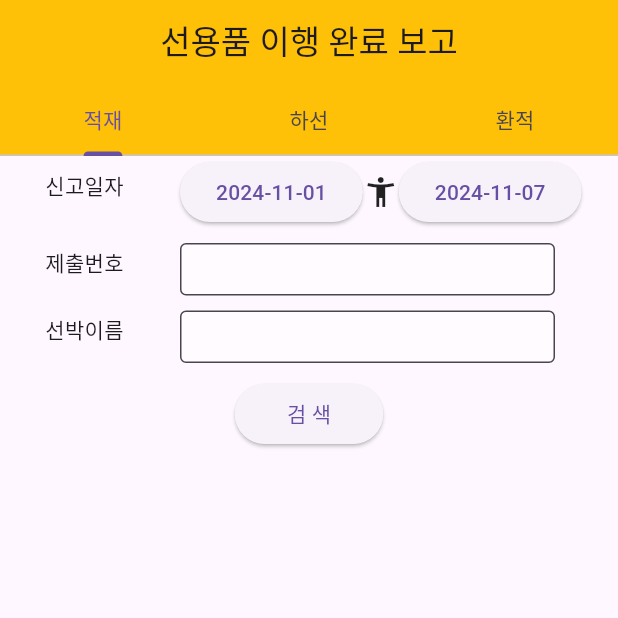
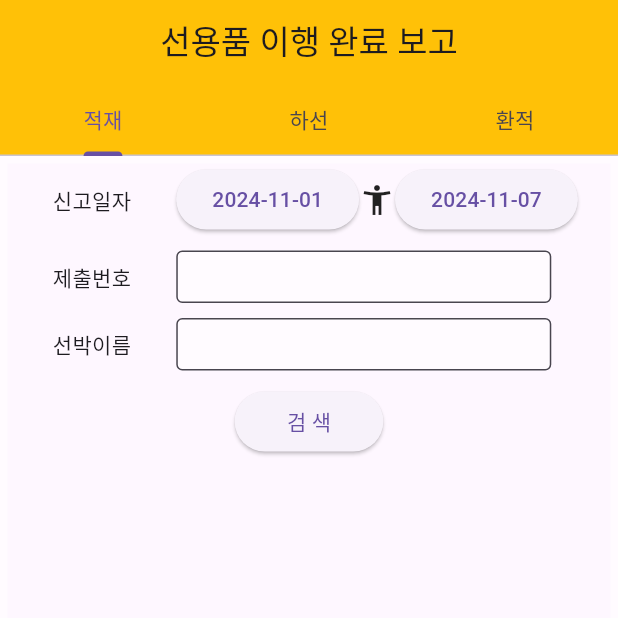
Before and after one commit to sonwoo/ship_5bv_app, a Flutter app: the screen it shows after launch, on a phone screen of 412 x 824 dp, the top half of it. Run offline on Flutter 3.47's test engine with Material 3 defaults, Android fonts, the phone set to English and light mode, and no system bars; our stand-ins replace shared_preferences.

Commit message:
Resolve merge conflicts

```diff
--- a/lib/screen/document_list.dart
+++ b/lib/screen/document_list.dart
@@ -19,17 +19,20 @@ class _DocumentList extends State<DocumentList>{
   @override
   Widget build(BuildContext context) {
     return Scaffold(
-      body: Column(
+      body: Container(
+          decoration: BoxDecoration(
+            border: Border.all(
+              width: 5.0,
+              color: Colors.white54
+            )
+          ),
+          child:  Column(
           children: [
             Row(
               children: [
                 Padding(padding: EdgeInsets.all(15)),
-                Container(
-                  height: 30,
-                  width: 60,
-                  child: Text('신고일자'),
-                ),
-                SizedBox( height: 30, width: 30,),
+                Text('신고일자'),
+                const SizedBox( height: 30, width: 30,),
                 ElevatedButton(
                   onPressed: () async {
                     final selectedDate = await showDatePicker(
@@ -69,15 +72,30 @@ class _DocumentList extends State<DocumentList>{
                 ),
               ],
             ),
-            SizedBox(height: 10,),
+            const SizedBox(height: 10,),
             Row(
               children: [
                 Padding(padding: EdgeInsets.all(15)),
+                Text('제출번호'),
+                const SizedBox( height: 30, width: 30,),
                 Container(
-                  height: 30,
-                  width: 60,
-                  child: Text('제출번호'),
-                ),
+                  width: 250, // 원하는 너비 설정
+                  height: 35,
+                  child: const TextField(
+                    decoration: InputDecoration(
+                      border: OutlineInputBorder(),
+                      filled: true,
+                      fillColor: Colors.white54,
+                    ),
+                  ),
+                )
+              ],
+            ),
+            const SizedBox(height: 10,),
+            Row(
+              children: [
+                Padding(padding: EdgeInsets.all(15)),
+                Text('선박이름'),
                 SizedBox( height: 30, width: 30,),
                 Container(
                   width: 250, // 원하는 너비 설정
@@ -92,34 +110,13 @@ class _DocumentList extends State<DocumentList>{
                 )
               ],
             ),
-            SizedBox(height: 10,),
-            Row(
-              children: [
-                Padding(padding: EdgeInsets.all(15)),
-                Container(
-                  height: 30,
-                  width: 60,
-                  child: Text('선박이름'),
-                ),
-                SizedBox( height: 30, width: 30,),
-                Container(
-                  width: 250, // 원하는 너비 설정
-                  height: 35,
-                  child: const TextField(
-                    decoration: InputDecoration(
-                      border: OutlineInputBorder(),
-                      filled: true,
-                      fillColor: Colors.white54,
-                    ),
-                  ),
-                )
-              ],
-            ),
-            SizedBox(height: 10,),
+
+            const SizedBox(height: 10,),
             ElevatedButton(onPressed: () {  },
             child: Text("   검 색   "),),
           ],
         ),
+     )
 
     );
   }
```
